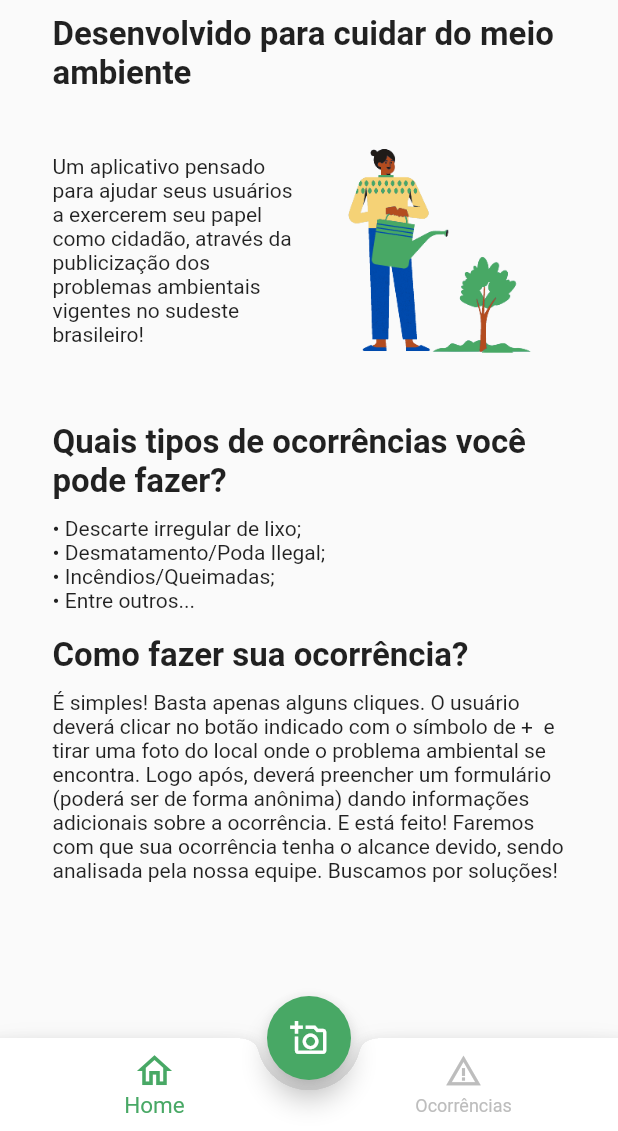
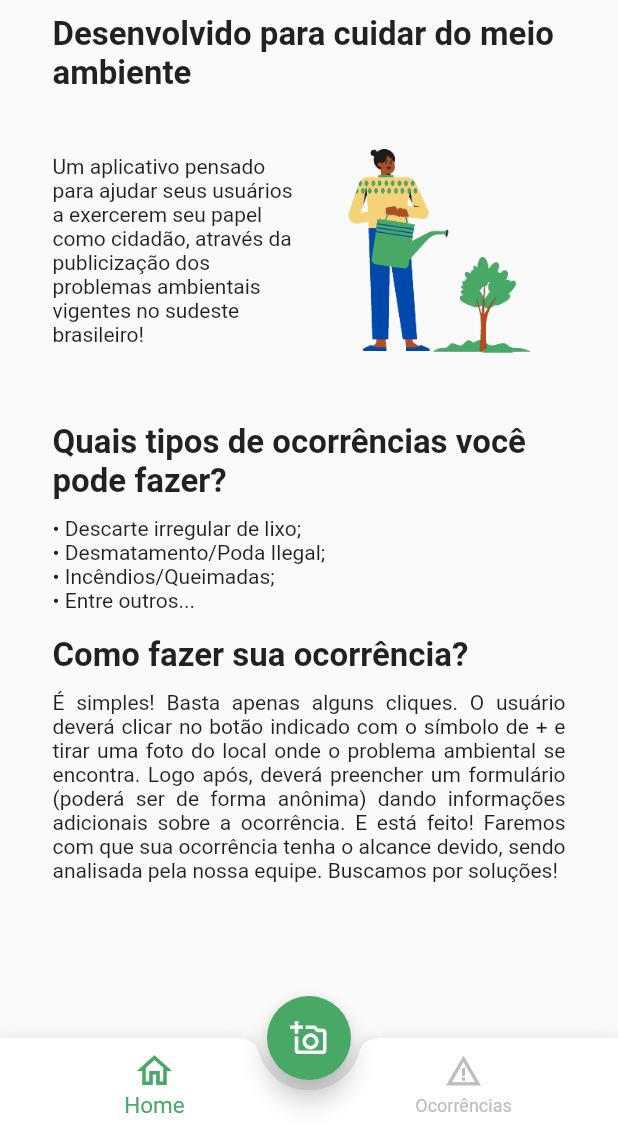
Before and after one commit to ItaloCovas/VerdePerto, a Flutter app: the screen it shows after launch, on a phone screen of 412 x 824 dp, the part 105-1236 px from its top. Run offline on Flutter 3.47's test engine with Material 2 defaults, Android fonts, the phone set to English and light mode, and no system bars; Roboto replaces fonts that are missing (Poppins).

Commit message:
Arrumando alinhamento dos textos 2

```diff
--- a/lib/pages/home_page.dart
+++ b/lib/pages/home_page.dart
@@ -35,6 +35,7 @@ class _HomePageState extends State<HomePage> {
                   const Text(
                     'Desenvolvido para cuidar do meio ambiente',
                     style: TextStyle(fontWeight: FontWeight.w700, fontSize: 22),
+                    textAlign: TextAlign.start,
                   ),
                   Row(
                     children: [
@@ -62,9 +63,11 @@ class _HomePageState extends State<HomePage> {
                   const SizedBox(
                     height: 10,
                   ),
-                  const Text('Quais tipos de ocorrências você pode fazer?',
-                      style:
-                          TextStyle(fontWeight: FontWeight.w700, fontSize: 22)),
+                  const Text(
+                    'Quais tipos de ocorrências você pode fazer?',
+                    style: TextStyle(fontWeight: FontWeight.w700, fontSize: 22),
+                    textAlign: TextAlign.start,
+                  ),
                   const SizedBox(
                     height: 10,
                   ),
@@ -83,11 +86,14 @@ class _HomePageState extends State<HomePage> {
                       ),
                     ],
                   ),
-                  const Text('Como fazer sua ocorrência?',
-                      style: TextStyle(
-                        fontWeight: FontWeight.w700,
-                        fontSize: 22,
-                      )),
+                  const Text(
+                    'Como fazer sua ocorrência?',
+                    style: TextStyle(
+                      fontWeight: FontWeight.w700,
+                      fontSize: 22,
+                    ),
+                    textAlign: TextAlign.start,
+                  ),
                   const SizedBox(
                     height: 10,
                   ),
@@ -96,7 +102,7 @@ class _HomePageState extends State<HomePage> {
                       Flexible(
                         child: Text(
                             'É simples! Basta apenas alguns cliques. O usuário deverá clicar no botão indicado com o símbolo de +  e tirar uma foto do local onde o problema ambiental se encontra. Logo após, deverá preencher um formulário (poderá ser de forma anônima) dando informações adicionais sobre a ocorrência. E está feito! Faremos com que sua ocorrência tenha o alcance devido, sendo analisada pela nossa equipe. Buscamos por soluções! ',
-                            textAlign: TextAlign.start,
+                            textAlign: TextAlign.justify,
                             style:
                                 TextStyle(fontSize: 14, fontFamily: 'Poppins')),
                       ),
```
